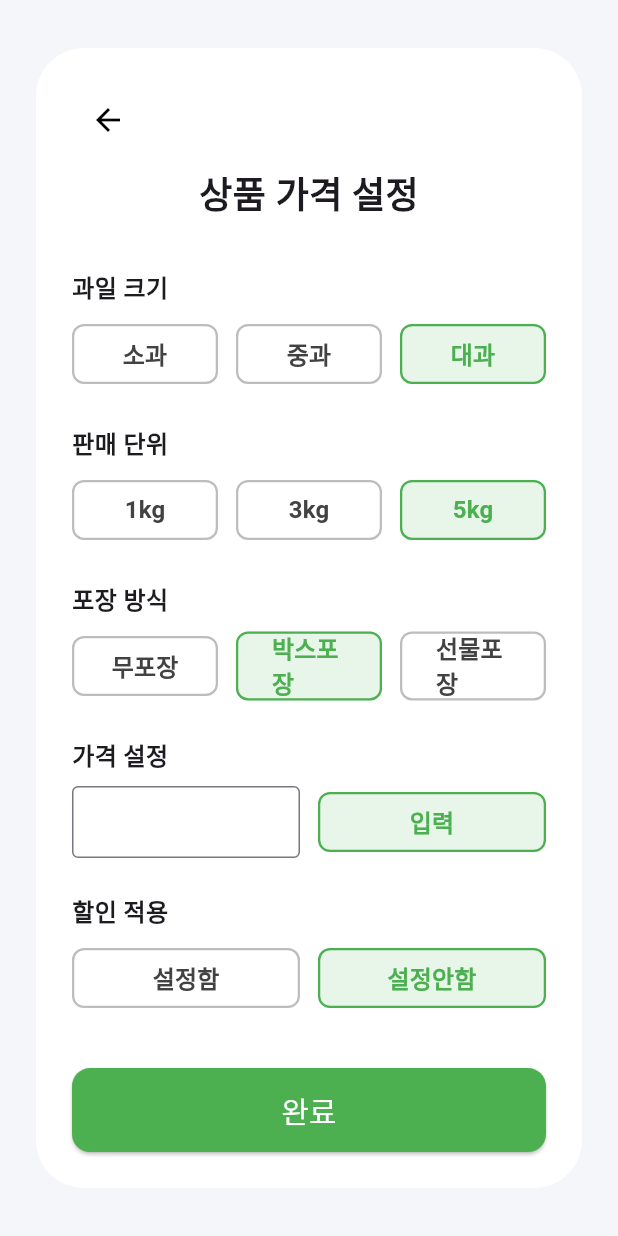
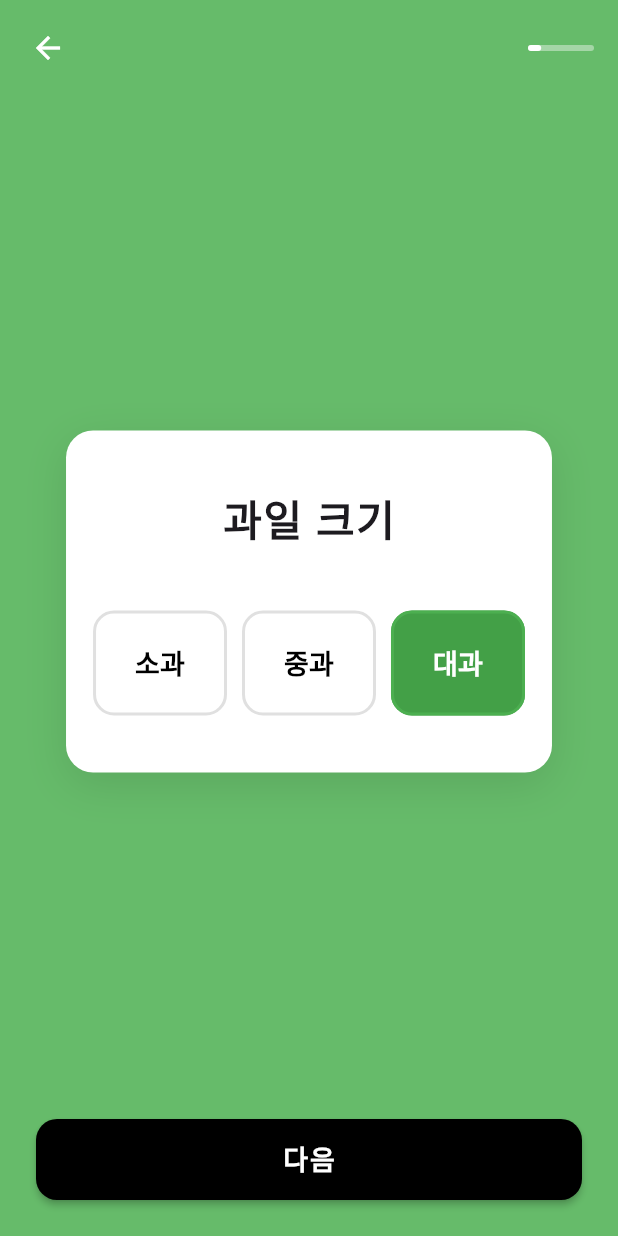
Before and after one commit to hoonly01/2025_KHUTHON_TEAM_ruralmouse, a Flutter app: the VoicePriceSetPage screen opened directly, on a phone screen of 412 x 824 dp. Run offline on Flutter 3.47's test engine with Material 3 defaults, Android fonts, the phone set to English and light mode, and no system bars; our stand-ins replace flutter_map, image_picker, latlong2.

Commit message:
selling categorizing

```diff
--- a/client/lib/main.dart
+++ b/client/lib/main.dart
@@ -1690,147 +1690,262 @@ class VoicePriceSetPage extends StatefulWidget {
 }
 
 class _VoicePriceSetPageState extends State<VoicePriceSetPage> {
+  int step = 0;
   String size = '대과';
   String unit = '5kg';
   String packaging = '박스포장';
   String discount = '설정안함';
   final TextEditingController priceController = TextEditingController();
 
+  void nextStep() {
+    if (step < 4) {
+      setState(() => step++);
+    } else {
+      // 완료 처리 (예: 저장, 다음 페이지 이동 등)
+    }
+  }
+
+  Widget buildStepContent() {
+    switch (step) {
+      case 0:
+        return _StepSelector(
+          title: '과일 크기',
+          options: ['소과', '중과', '대과'],
+          selected: size,
+          onSelect: (v) => setState(() => size = v),
+        );
+      case 1:
+        return _StepSelector(
+          title: '판매 단위',
+          options: ['1kg', '3kg', '5kg'],
+          selected: unit,
+          onSelect: (v) => setState(() => unit = v),
+        );
+      case 2:
+        return _StepSelector(
+          title: '포장 방식',
+          options: ['무포장', '박스포장', '선물포장'],
+          selected: packaging,
+          onSelect: (v) => setState(() => packaging = v),
+        );
+      case 3:
+        return _StepInput(
+          title: '가격 설정',
+          controller: priceController,
+        );
+      case 4:
+        return _StepSelector(
+          title: '할인 적용',
+          options: ['설정함', '설정안함'],
+          selected: discount,
+          onSelect: (v) => setState(() => discount = v),
+        );
+      default:
+        return const SizedBox.shrink();
+    }
+  }
+
+  String get buttonText => step == 4 ? '완료' : '다음';
+
   @override
   Widget build(BuildContext context) {
     return Scaffold(
-      backgroundColor: const Color(0xFFF5F6FA),
-      body: Center(
-        child: Container(
-          margin: const EdgeInsets.all(24),
-          padding: const EdgeInsets.all(24),
-          decoration: BoxDecoration(
-            color: Colors.white,
-            borderRadius: BorderRadius.circular(32),
-          ),
-          child: SingleChildScrollView(
-            child: Column(
-              crossAxisAlignment: CrossAxisAlignment.stretch,
-              children: [
-                Row(
+      backgroundColor: Colors.green[400],
+      body: SafeArea(
+        child: Padding(
+          padding: const EdgeInsets.symmetric(horizontal: 0, vertical: 0),
+          child: Column(
+            children: [
+              // 상단 바
+              Padding(
+                padding: const EdgeInsets.only(left: 8, top: 8, right: 8, bottom: 0),
+                child: Row(
                   children: [
                     IconButton(
-                      icon: const Icon(Icons.arrow_back, color: Colors.black),
-                      onPressed: () => Navigator.of(context).pop(),
+                      icon: const Icon(Icons.arrow_back, color: Colors.white),
+                      onPressed: () {
+                        if (step > 0) {
+                          setState(() => step--);
+                        } else {
+                          Navigator.of(context).pop();
+                        }
+                      },
                     ),
                     const Spacer(),
+                    Container(
+                      width: 44,
+                      height: 4,
+                      margin: const EdgeInsets.only(right: 8),
+                      decoration: BoxDecoration(
+                        color: Colors.green[200],
+                        borderRadius: BorderRadius.circular(2),
+                      ),
+                      child: Stack(
+                        children: [
+                          AnimatedContainer(
+                            duration: const Duration(milliseconds: 300),
+                            width: 44 * ((step + 1) / 5),
+                            height: 4,
+                            decoration: BoxDecoration(
+                              color: Colors.white,
+                              borderRadius: BorderRadius.circular(2),
+                            ),
+                          ),
+                        ],
+                      ),
+                    ),
                   ],
                 ),
-                const SizedBox(height: 8),
-                const Center(
-                  child: Text('상품 가격 설정', style: TextStyle(fontWeight: FontWeight.bold, fontSize: 24)),
-                ),
-                const SizedBox(height: 32),
-                _sectionTitle('과일 크기'),
-                Row(
-                  children: [
-                    _selectButton('소과', size == '소과', () => setState(() => size = '소과')),
-                    const SizedBox(width: 12),
-                    _selectButton('중과', size == '중과', () => setState(() => size = '중과')),
-                    const SizedBox(width: 12),
-                    _selectButton('대과', size == '대과', () => setState(() => size = '대과')),
-                  ],
-                ),
-                const SizedBox(height: 24),
-                _sectionTitle('판매 단위'),
-                Row(
-                  children: [
-                    _selectButton('1kg', unit == '1kg', () => setState(() => unit = '1kg')),
-                    const SizedBox(width: 12),
-                    _selectButton('3kg', unit == '3kg', () => setState(() => unit = '3kg')),
-                    const SizedBox(width: 12),
-                    _selectButton('5kg', unit == '5kg', () => setState(() => unit = '5kg')),
-                  ],
-                ),
-                const SizedBox(height: 24),
-                _sectionTitle('포장 방식'),
-                Row(
-                  children: [
-                    _selectButton('무포장', packaging == '무포장', () => setState(() => packaging = '무포장')),
-                    const SizedBox(width: 12),
-                    _selectButton('박스포장', packaging == '박스포장', () => setState(() => packaging = '박스포장')),
-                    const SizedBox(width: 12),
-                    _selectButton('선물포장', packaging == '선물포장', () => setState(() => packaging = '선물포장')),
-                  ],
-                ),
-                const SizedBox(height: 24),
-                _sectionTitle('가격 설정'),
-                Row(
-                  children: [
-                    Expanded(
-                      child: TextField(
-                        controller: priceController,
-                        keyboardType: TextInputType.number,
-                        decoration: const InputDecoration(
-                          hintText: '',
-                          suffixText: '원',
-                          border: OutlineInputBorder(),
-                          isDense: true,
-                        ),
-                      ),
-                    ),
-                    const SizedBox(width: 12),
-                    _selectButton('입력', true, () {}),
-                  ],
-                ),
-                const SizedBox(height: 24),
-                _sectionTitle('할인 적용'),
-                Row(
-                  children: [
-                    _selectButton('설정함', discount == '설정함', () => setState(() => discount = '설정함')),
-                    const SizedBox(width: 12),
-                    _selectButton('설정안함', discount == '설정안함', () => setState(() => discount = '설정안함')),
-                  ],
-                ),
-                const SizedBox(height: 36),
-                SizedBox(
+              ),
+              const SizedBox(height: 24),
+              Expanded(
+                child: Center(
+                  child: buildStepContent(),
+                ),
+              ),
+              Padding(
+                padding: const EdgeInsets.symmetric(horizontal: 24, vertical: 24),
+                child: SizedBox(
                   width: double.infinity,
-                  height: 56,
+                  height: 54,
                   child: ElevatedButton(
                     style: ElevatedButton.styleFrom(
-                      backgroundColor: Colors.green,
-                      shape: RoundedRectangleBorder(borderRadius: BorderRadius.circular(12)),
-                    ),
-                    onPressed: () {},
-                    child: const Text('완료', style: TextStyle(fontSize: 20, color: Colors.white)),
-                  ),
-                ),
-              ],
-            ),
+                      backgroundColor: Colors.black,
+                      shape: RoundedRectangleBorder(borderRadius: BorderRadius.circular(14)),
+                      elevation: 2,
+                    ),
+                    onPressed: nextStep,
+                    child: Text(
+                      buttonText,
+                      style: const TextStyle(fontSize: 18, color: Colors.white, fontWeight: FontWeight.bold, letterSpacing: 1.2),
+                    ),
+                  ),
+                ),
+              ),
+            ],
           ),
         ),
       ),
     );
   }
-
-  Widget _sectionTitle(String title) => Padding(
-        padding: const EdgeInsets.only(bottom: 8),
-        child: Text(title, style: const TextStyle(fontWeight: FontWeight.bold, fontSize: 16)),
-      );
-
-  Widget _selectButton(String label, bool selected, VoidCallback onTap) {
-    return Expanded(
-      child: OutlinedButton(
-        style: OutlinedButton.styleFrom(
-          backgroundColor: selected ? Colors.green[50] : Colors.white,
-          side: BorderSide(color: selected ? Colors.green : Colors.grey.shade400, width: 1.5),
-          shape: RoundedRectangleBorder(borderRadius: BorderRadius.circular(8)),
-        ),
-        onPressed: onTap,
-        child: Text(
-          label,
-          style: TextStyle(
-            color: selected ? Colors.green : Colors.grey[800],
-            fontWeight: FontWeight.bold,
-            fontSize: 16,
+}
+
+class _StepSelector extends StatelessWidget {
+  final String title;
+  final List<String> options;
+  final String selected;
+  final ValueChanged<String> onSelect;
+  const _StepSelector({required this.title, required this.options, required this.selected, required this.onSelect});
+
+  @override
+  Widget build(BuildContext context) {
+    final double screenWidth = MediaQuery.of(context).size.width;
+    final bool isSmall = screenWidth < 370;
+    return Container(
+      margin: const EdgeInsets.symmetric(horizontal: 18, vertical: 8),
+      padding: const EdgeInsets.symmetric(vertical: 38, horizontal: 18),
+      decoration: BoxDecoration(
+        color: Colors.white,
+        borderRadius: BorderRadius.circular(18),
+        boxShadow: [
+          BoxShadow(
+            color: Colors.black.withOpacity(0.10),
+            blurRadius: 24,
+            offset: const Offset(0, 8),
           ),
-        ),
+        ],
+      ),
+      child: Column(
+        mainAxisSize: MainAxisSize.min,
+        children: [
+          Text(
+            title,
+            style: const TextStyle(fontSize: 28, fontWeight: FontWeight.bold, letterSpacing: 1.1),
+          ),
+          const SizedBox(height: 40),
+          Wrap(
+            alignment: WrapAlignment.center,
+            spacing: 10,
+            runSpacing: 14,
+            children: options.map((opt) {
+              final bool isSelected = selected == opt;
+              return OutlinedButton(
+                style: OutlinedButton.styleFrom(
+                  backgroundColor: isSelected ? Colors.green[600] : Colors.white,
+                  side: BorderSide(color: isSelected ? Colors.green : Colors.grey.shade300, width: 2),
+                  shape: RoundedRectangleBorder(borderRadius: BorderRadius.circular(14)),
+                  padding: EdgeInsets.symmetric(
+                    vertical: isSmall ? 14 : 22,
+                    horizontal: isSmall ? 16 : 28,
+                  ),
+                  elevation: 0,
+                ),
+                onPressed: () => onSelect(opt),
+                child: Text(
+                  opt,
+                  style: TextStyle(
+                    color: isSelected ? Colors.white : Colors.black,
+                    fontWeight: FontWeight.w600,
+                    fontSize: isSmall ? 15 : 18,
+                  ),
+                ),
+              );
+            }).toList(),
+          ),
+        ],
       ),
     );
   }
 }
+
+class _StepInput extends StatelessWidget {
+  final String title;
+  final TextEditingController controller;
+  const _StepInput({required this.title, required this.controller});
+
+  @override
+  Widget build(BuildContext context) {
+    return Container(
+      margin: const EdgeInsets.symmetric(horizontal: 18, vertical: 8),
+      padding: const EdgeInsets.symmetric(vertical: 38, horizontal: 18),
+      decoration: BoxDecoration(
+        color: Colors.white,
+        borderRadius: BorderRadius.circular(18),
+        boxShadow: [
+          BoxShadow(
+            color: Colors.black.withOpacity(0.10),
+            blurRadius: 24,
+            offset: const Offset(0, 8),
+          ),
+        ],
+      ),
+      child: Column(
+        mainAxisSize: MainAxisSize.min,
+        children: [
+          Text(
+            title,
+            style: const TextStyle(fontSize: 28, fontWeight: FontWeight.bold, letterSpacing: 1.1),
+          ),
+          const SizedBox(height: 40),
+          SizedBox(
+            width: 220,
+            child: TextField(
+              controller: controller,
+              keyboardType: TextInputType.number,
+              style: const TextStyle(fontSize: 20, fontWeight: FontWeight.w500),
+              decoration: InputDecoration(
+                hintText: '가격을 입력하세요',
+                suffixText: '원',
+                border: OutlineInputBorder(borderRadius: BorderRadius.circular(12)),
+                isDense: true,
+                contentPadding: const EdgeInsets.symmetric(vertical: 18, horizontal: 18),
+                filled: true,
+                fillColor: Colors.white,
+              ),
+            ),
+          ),
+        ],
+      ),
+    );
+  }
+}
```
